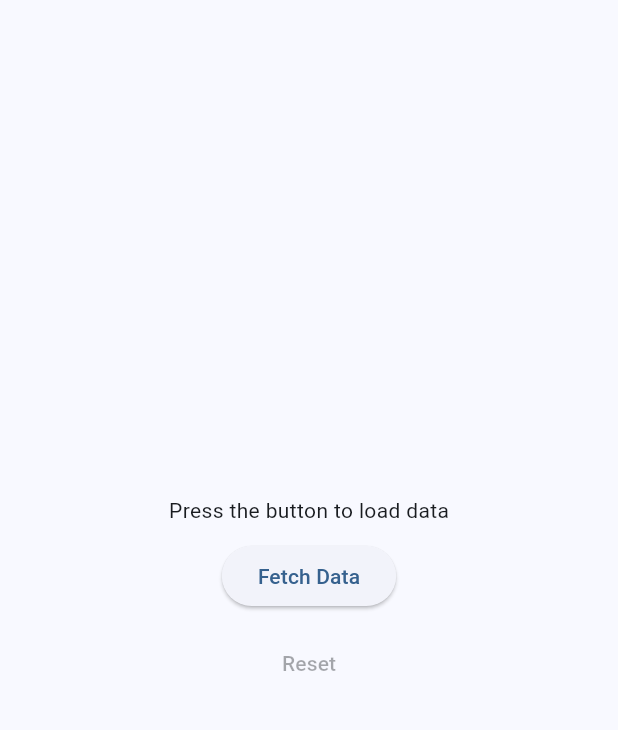
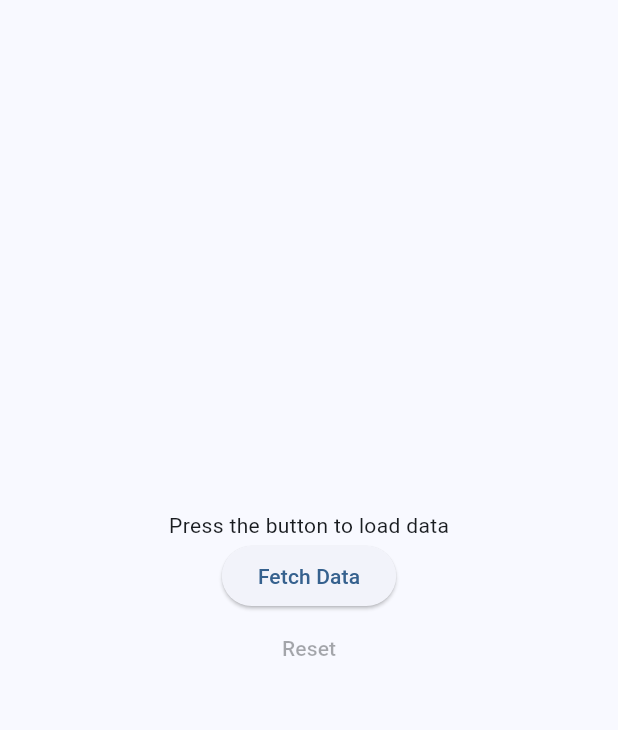
Before and after one commit to Musaddiq625/generic_bloc_listener, a Flutter app: the screen it shows after launch, on a phone screen of 412 x 824 dp, the part 63-793 px from its top. Run offline on Flutter 3.47's test engine with Material 3 defaults, Android fonts, the phone set to English and light mode, and no system bars; our stand-ins replace flutter_bloc, fluttertoast.

Commit message:
refactor: Add BuildContext parameter to onState and builder callbacks
- Added `BuildContext` parameter to `onState` and `builder` callbacks
- Updated all examples and tests to use the new callback signatures
- Improved documentation to reflect API changes

```diff
--- a/example/lib/main.dart
+++ b/example/lib/main.dart
@@ -74,7 +74,7 @@ class ExamplePage extends StatelessWidget {
             // The GenericBlocListener wraps our content
             GenericBlocListener<ExampleCubit, ExampleState, ExampleLoading,
                     ExampleSuccess, ExampleError>(
-                onState: (state) {
+                onState: (context, state) {
                   debugPrint('State changed: $state');
                 },
                 onSuccess: (context, state) {
@@ -104,9 +104,9 @@ class ExamplePage extends StatelessWidget {
                     ],
                   ),
                 ),
-                builder: (state) {
+                builder: (context, state) {
                   return Column(
-                    spacing: 10,
+                    mainAxisSize: MainAxisSize.min,
                     children: [
                       if (state is ExampleInitial)
                         const Text('Press the button to load data')
@@ -115,7 +115,7 @@ class ExamplePage extends StatelessWidget {
                       else if (state is ExampleSuccess)
                         Text(
                           state.message,
-                          style: Theme.of(context).textTheme.headlineSmall,
+                          style: Theme.of(context).textTheme.headlineMedium,
                           textAlign: TextAlign.center,
                         )
                       else if (state is ExampleError)
--- a/lib/src/generic_bloc_listener.dart
+++ b/lib/src/generic_bloc_listener.dart
@@ -9,7 +9,7 @@ import 'ui/app_toast.dart';
 class GenericBlocListener<B extends StateStreamable<S>, S, L, Su, F>
     extends StatelessWidget {
   /// The child widget to display.
-  final Widget Function(S state) builder;
+  final Widget Function(BuildContext context, S state) builder;
 
   /// Callback function called when a state is emitted.
   final OnState<S>? onState;
@@ -39,10 +39,10 @@ class GenericBlocListener<B extends StateStreamable<S>, S, L, Su, F>
   Widget build(BuildContext context) {
     return BlocConsumer<B, S>(
       listener: (context, state) {
-        onState?.call(state);
+        onState?.call(context, state);
         _handleState(context, state);
       },
-      builder: (context, state) => builder(state),
+      builder: (context, state) => builder(context, state),
     );
   }
 
--- a/lib/src/typedefs.dart
+++ b/lib/src/typedefs.dart
@@ -5,9 +5,9 @@ import 'package:flutter/widgets.dart';
 /// completed.
 typedef OnSuccess<T, S> = void Function(BuildContext context, T state);
 
-/// A callback function that takes a state of type [S] and performs an action
+/// A callback function that takes a [BuildContext] and a state of type [S] and performs an action
 /// on that state.
-typedef OnState<S> = void Function(S state);
+typedef OnState<S> = void Function(BuildContext context, S state);
 
 /// A callback function that takes a state of type [F] and returns a string
 /// that represents the error message associated with that state.
--- a/pubspec.yaml
+++ b/pubspec.yaml
@@ -1,6 +1,6 @@
 name: generic_bloc_listener
 description: Generic BLoC listener widget with built-in state handling.
-version: 1.0.2
+version: 1.0.3
 homepage: https://github.com/Musaddiq625/generic_bloc_listener
 repository: https://github.com/Musaddiq625/generic_bloc_listener.git
 issue_tracker: https://github.com/Musaddiq625/generic_bloc_listener/issues
```
Also changed, not shown: 3 other files.
